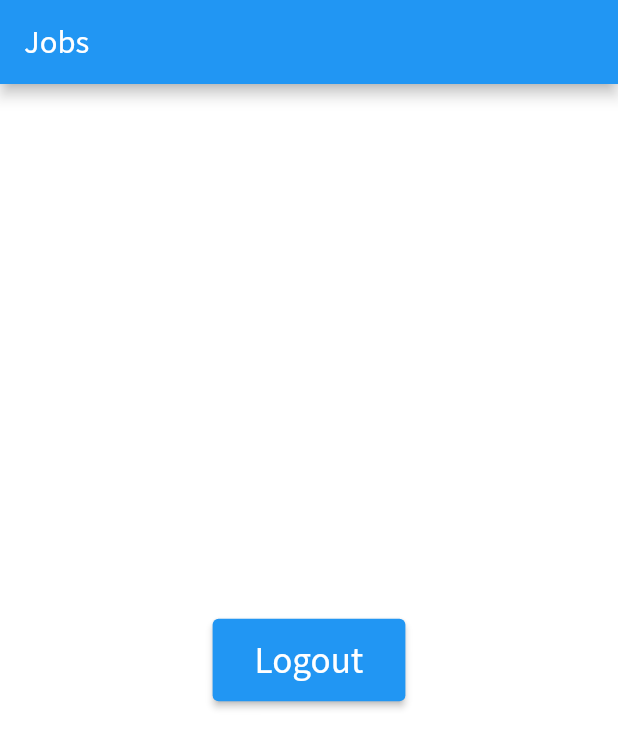
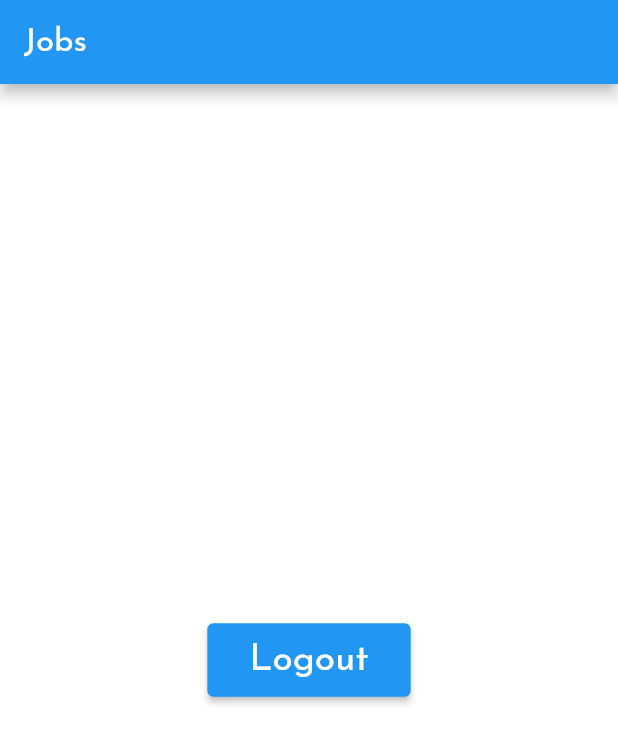
Before and after one commit to keith47733/ijob, a Flutter app: the screen it shows once a user with an empty profile is signed in, on a phone screen of 412 x 824 dp. Shown: the top 748 px of the screen. Run offline on Flutter 3.47's test engine with Material 2 defaults, Android fonts, the phone set to English and light mode, and no system bars; our stand-ins replace cached_network_image, cloud_firestore, firebase_auth, firebase_core, firebase_storage, fluttertoast and 2 more; accounts and stored records are empty; network calls fail.

Commit message:
Finished Lesson 32 - Fonts, sizes and text styles

```diff
--- a/lib/screens/forget_password/forget_password.dart
+++ b/lib/screens/forget_password/forget_password.dart
@@ -72,7 +72,10 @@ class _ForgetPasswordState extends State<ForgetPassword> with TickerProviderStat
                 child: ListView(
                   children: [
                     Padding(
-                      padding: const EdgeInsets.symmetric(vertical: layout.appPadding * 2),
+                      padding: const EdgeInsets.only(
+                        top: layout.appPadding * 2,
+                        bottom: layout.appPadding,
+                      ),
                       child: _instructions(),
                     ),
                     Padding(
@@ -111,7 +114,7 @@ class _ForgetPasswordState extends State<ForgetPassword> with TickerProviderStat
   Widget _instructions() {
     return const Text(
       'An email with instructions to reset your password will be sent to the email address provided below:',
-      style: txt.body1,
+      style: txt.body2,
     );
   }
 
--- a/lib/screens/sign_up/sign_up.dart
+++ b/lib/screens/sign_up/sign_up.dart
@@ -349,7 +349,7 @@ class _SignUpState extends State<SignUp> with TickerProviderStateMixin {
       },
       style: txt.formField,
       decoration: InputDecoration(
-        hintText: 'Enter you phone number',
+        hintText: 'Enter your phone number',
         hintStyle: txt.formFieldHint,
         errorStyle: txt.error,
         enabledBorder: const UnderlineInputBorder(
--- a/lib/styles/txt.dart
+++ b/lib/styles/txt.dart
@@ -5,92 +5,93 @@ import 'clr.dart';
 class txt {
   static const _textScaleFactor = 1.1;
 
-  static const _textSizeDefault = 18.0 * _textScaleFactor;
-  static const _textSizeSmall = 14.0 * _textScaleFactor;
+  static const _textSizeSmall = 16.0 * _textScaleFactor;
+  static const _textSizeDefault = 20.0 * _textScaleFactor;
   static const _textSizeMedium = 30.0 * _textScaleFactor;
   static const _textSizeLarge = 40.0 * _textScaleFactor;
 
-  static const String _fontNameDefault = 'SourceSansPro';
+  static const String _fontBody = 'Yeseva';
+	static const String _fontTitle = 'JosefinSans';
 
   static const appBarTitle = TextStyle(
-    fontFamily: _fontNameDefault,
+    fontFamily: _fontTitle,
     fontWeight: FontWeight.normal,
-    fontSize: _textSizeDefault + 2,
+    fontSize: _textSizeDefault,
     color: clr.light,
   );
 
   static const title = TextStyle(
-    fontFamily: _fontNameDefault,
+    fontFamily: _fontTitle,
     fontWeight: FontWeight.bold,
     fontSize: _textSizeLarge,
     color: clr.light,
   );
 
   static const subTitle = TextStyle(
-    fontFamily: _fontNameDefault,
+    fontFamily: _fontTitle,
     fontWeight: FontWeight.bold,
     fontSize: _textSizeMedium,
     color: clr.light,
   );
 
   static const body1 = TextStyle(
-    fontFamily: _fontNameDefault,
+    fontFamily: _fontBody,
+    fontWeight: FontWeight.normal,
+    fontSize: _textSizeSmall,
+    color: clr.light,
+  );
+
+  static const body2 = TextStyle(
+    fontFamily: _fontBody,
     fontWeight: FontWeight.normal,
     fontSize: _textSizeDefault,
     color: clr.light,
   );
 
-  static const body2 = TextStyle(
-    fontFamily: _fontNameDefault,
-    fontWeight: FontWeight.normal,
-    fontSize: _textSizeMedium,
-    color: clr.light,
-  );
-
   static const dialog = TextStyle(
-    fontFamily: _fontNameDefault,
+    fontFamily: _fontBody,
     fontWeight: FontWeight.normal,
     fontSize: _textSizeDefault,
     color: clr.dark,
   );
 
   static final formFieldHint = TextStyle(
-    fontFamily: _fontNameDefault,
+    fontFamily: _fontBody,
     fontWeight: FontWeight.normal,
-    fontSize: _textSizeDefault - 3,
+    fontSize: _textSizeSmall,
     color: clr.passiveLight,
   );
 
   static const formField = TextStyle(
-    fontFamily: _fontNameDefault,
+    fontFamily: _fontBody,
     fontWeight: FontWeight.normal,
     fontSize: _textSizeDefault,
     color: clr.light,
   );
 
   static const smallTextButton = TextStyle(
-    fontFamily: _fontNameDefault,
+    fontFamily: _fontTitle,
     fontWeight: FontWeight.bold,
     fontSize: _textSizeSmall,
     color: clr.primary,
   );
 
   static const mediumTextButton = TextStyle(
-    fontFamily: _fontNameDefault,
+    fontFamily: _fontTitle,
     fontWeight: FontWeight.bold,
     fontSize: _textSizeDefault,
     color: clr.primary,
   );
 
   static const button = TextStyle(
-    fontFamily: _fontNameDefault,
+    fontFamily: _fontTitle,
     fontWeight: FontWeight.normal,
     fontSize: _textSizeMedium * 0.75,
     color: clr.light,
   );
 
   static const error = TextStyle(
-    fontFamily: _fontNameDefault,
+    fontFamily: _fontBody,
     fontWeight: FontWeight.normal,
     fontSize: _textSizeSmall,
     color: clr.error,
```
Also changed, not shown: pubspec.yaml (+8 -2 lines), assets/fonts/josefin_sans/JosefinSans-Bold.ttf (added), assets/fonts/josefin_sans/JosefinSans-Regular.ttf (added), assets/fonts/source_sans_pro/SourceSansPro-Bold.ttf (deleted), assets/fonts/source_sans_pro/SourceSansPro-Regular.ttf (deleted), assets/fonts/yeseva_one/YesevaOne-Regular.ttf (added).
